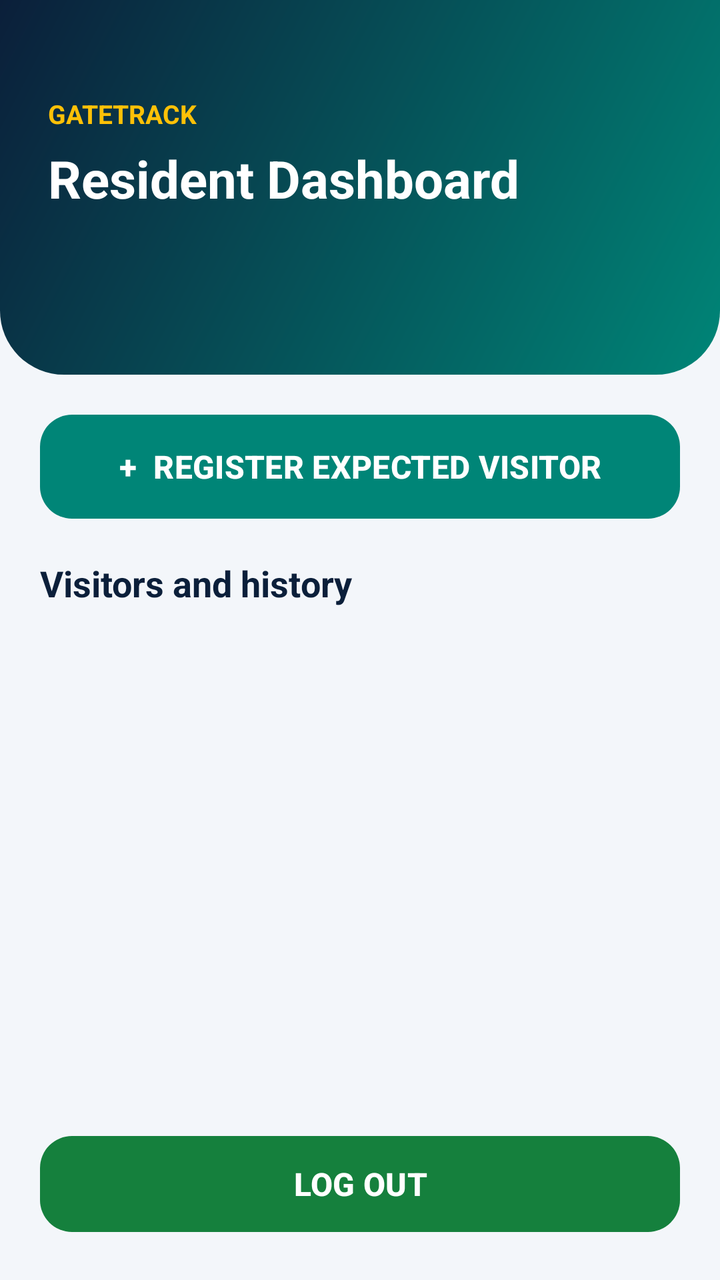
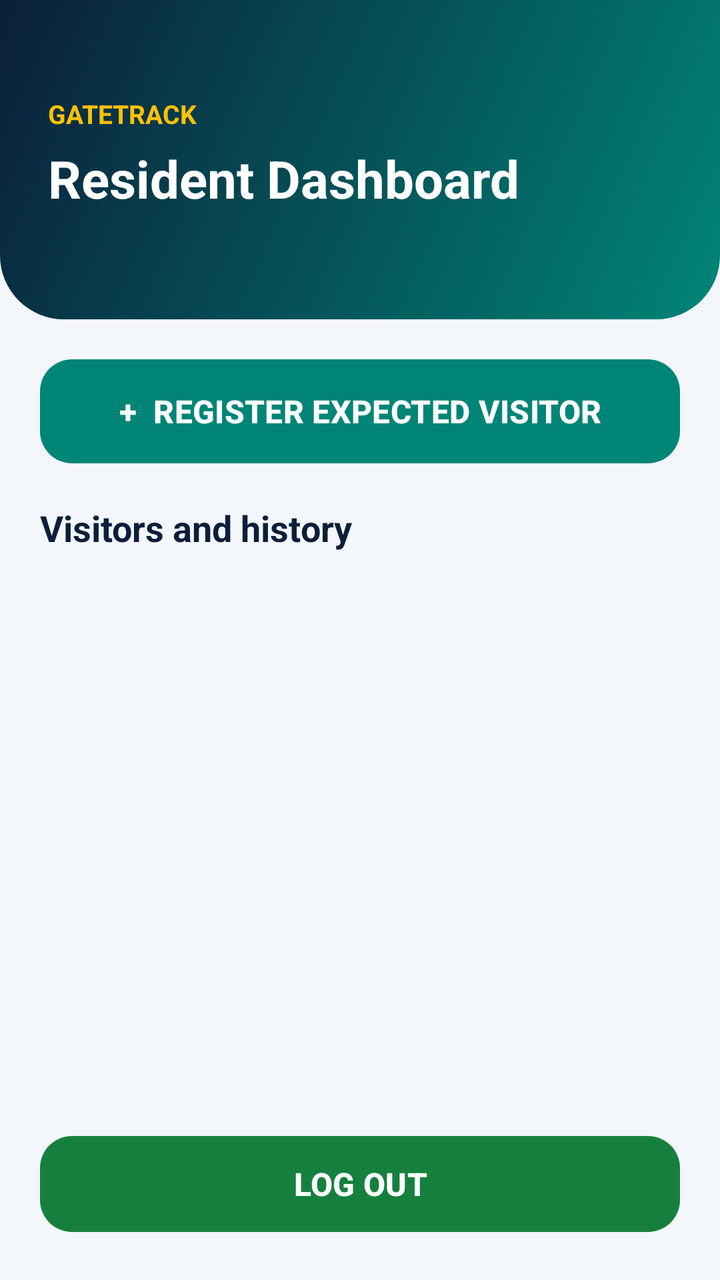

An Android layout rendered at two revisions. The XML below is the earlier revision; the diff shows what the commit changed to produce the second picture.
<!-- AndroidManifest.xml: application theme Theme.GATETRACKAPPLICATION -->
<!-- res/layout/activity_resident_dashboard.xml -->
<?xml version="1.0" encoding="utf-8"?>
<LinearLayout xmlns:android="http://schemas.android.com/apk/res/android"
    xmlns:app="http://schemas.android.com/apk/res-auto"
    android:layout_width="match_parent"
    android:layout_height="match_parent"
    android:background="@color/gt_bg"
    android:orientation="vertical">

    <LinearLayout
        android:layout_width="match_parent"
        android:layout_height="wrap_content"
        android:background="@drawable/bg_header_guard"
        android:orientation="vertical"
        android:paddingStart="24dp"
        android:paddingTop="48dp"
        android:paddingEnd="24dp"
        android:paddingBottom="28dp">

        <TextView
            android:layout_width="wrap_content"
            android:layout_height="wrap_content"
            android:text="GATETRACK"
            android:textColor="@color/gt_gold"
            android:textSize="13sp"
            android:textStyle="bold" />

        <TextView
            android:id="@+id/tvTitle"
            android:layout_width="wrap_content"
            android:layout_height="wrap_content"
            android:layout_marginTop="6dp"
            android:text="Resident Dashboard"
            android:textColor="#FFFFFF"
            android:textSize="26sp"
            android:textStyle="bold" />

        <TextView
            android:id="@+id/tvWelcome"
            android:layout_width="wrap_content"
            android:layout_height="wrap_content"
            android:layout_marginTop="6dp"
            android:textColor="#FFFFFF"
            android:textSize="14sp" />

        <TextView
            android:id="@+id/tvPresence"
            android:layout_width="wrap_content"
            android:layout_height="wrap_content"
            android:layout_marginTop="6dp"
            android:textColor="@color/gt_gold"
            android:textSize="16sp"
            android:textStyle="bold" />
    </LinearLayout>

    <com.google.android.material.button.MaterialButton
        android:id="@+id/btnPreApprove"
        android:layout_width="match_parent"
        android:layout_height="60dp"
        android:layout_marginStart="20dp"
        android:layout_marginTop="16dp"
        android:layout_marginEnd="20dp"
        android:text="+  REGISTER EXPECTED VISITOR"
        android:textColor="#FFFFFF"
        android:textSize="16sp"
        android:textStyle="bold"
        app:backgroundTint="@color/gt_teal_dark"
        app:cornerRadius="16dp" />

    <TextView
        android:layout_width="wrap_content"
        android:layout_height="wrap_content"
        android:layout_marginStart="20dp"
        android:layout_marginTop="16dp"
        android:text="Visitors and history"
        android:textColor="@color/gt_navy_dark"
        android:textSize="18sp"
        android:textStyle="bold" />

    <androidx.recyclerview.widget.RecyclerView
        android:id="@+id/rvEntries"
        android:layout_width="match_parent"
        android:layout_height="0dp"
        android:layout_weight="1"
        android:clipToPadding="false"
        android:padding="12dp" />

    <TextView
        android:id="@+id/tvEmpty"
        android:layout_width="match_parent"
        android:layout_height="wrap_content"
        android:gravity="center"
        android:padding="16dp"
        android:text="No visitors yet"
        android:textColor="@color/gt_text"
        android:textSize="15sp"
        android:visibility="gone" />

    <com.google.android.material.button.MaterialButton
        android:id="@+id/btnLogout"
        android:layout_width="match_parent"
        android:layout_height="56dp"
        android:layout_marginStart="20dp"
        android:layout_marginEnd="20dp"
        android:layout_marginBottom="20dp"
        android:text="LOG OUT"
        android:textColor="#FFFFFF"
        android:textSize="16sp"
        android:textStyle="bold"
        app:backgroundTint="@color/gt_red"
        app:cornerRadius="16dp" />
</LinearLayout>
<!-- resources referenced by this layout -->
<resources>
  <color name="gt_bg">#F3F6FA</color>
  <color name="gt_gold">#FFC107</color>
  <color name="gt_navy_dark">#0B1F3A</color>
  <color name="gt_red">#15803D</color>
  <color name="gt_teal_dark">#008577</color>
  <color name="gt_text">#0B1F3A</color>
  <!-- drawable bg_header_guard (drawable) -->
  <?xml version="1.0" encoding="utf-8"?>
  <shape xmlns:android="http://schemas.android.com/apk/res/android"
      android:shape="rectangle">
      <gradient
          android:angle="315"
          android:endColor="@color/gt_teal_dark"
          android:startColor="@color/gt_navy_dark" />
      <corners
          android:bottomLeftRadius="32dp"
          android:bottomRightRadius="32dp" />
  </shape>
  <style name="Theme.GATETRACKAPPLICATION" parent="Base.Theme.GATETRACKAPPLICATION" />
  <style name="Base.Theme.GATETRACKAPPLICATION" parent="Theme.Material3.DayNight.NoActionBar">
          
          
      </style>
</resources>

<!-- the commit's change to res/layout/activity_resident_dashboard.xml (unified diff, before → after) -->
@@ -44,6 +44,7 @@
 
         <TextView
             android:id="@+id/tvPresence"
+            android:visibility="gone"
             android:layout_width="wrap_content"
             android:layout_height="wrap_content"
             android:layout_marginTop="6dp"
